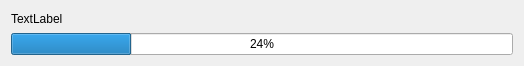
First picture: the form in bulmages/bulmalib/src/blprogressbarbase.ui, repository eboladev/Bulmages-1, before the edit.
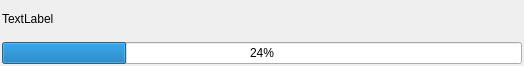
Second picture: the form after the edit.

Diff of the .ui file:
```diff
--- a/bulmages/bulmalib/src/blprogressbarbase.ui
+++ b/bulmages/bulmalib/src/blprogressbarbase.ui
@@ -9,12 +9,42 @@
     <height>66</height>
    </rect>
   </property>
+  <property name="sizePolicy" >
+   <sizepolicy vsizetype="Fixed" hsizetype="Fixed" >
+    <horstretch>0</horstretch>
+    <verstretch>0</verstretch>
+   </sizepolicy>
+  </property>
+  <property name="minimumSize" >
+   <size>
+    <width>524</width>
+    <height>66</height>
+   </size>
+  </property>
+  <property name="maximumSize" >
+   <size>
+    <width>524</width>
+    <height>66</height>
+   </size>
+  </property>
   <property name="windowTitle" >
    <string>Trabajando</string>
   </property>
-  <layout class="QVBoxLayout" >
-   <item>
-    <widget class="QLabel" name="mui_label" >
+  <layout class="QGridLayout" >
+   <property name="leftMargin" >
+    <number>2</number>
+   </property>
+   <property name="topMargin" >
+    <number>2</number>
+   </property>
+   <property name="rightMargin" >
+    <number>2</number>
+   </property>
+   <property name="bottomMargin" >
+    <number>2</number>
+   </property>
+   <item row="0" column="0" >
+    <widget class="QLabel" name="mui_label1" >
      <property name="text" >
       <string>TextLabel</string>
      </property>
@@ -23,7 +53,7 @@
      </property>
     </widget>
    </item>
-   <item>
+   <item row="1" column="0" >
     <widget class="QProgressBar" name="mui_progressBar" >
      <property name="value" >
       <number>24</number>
```
